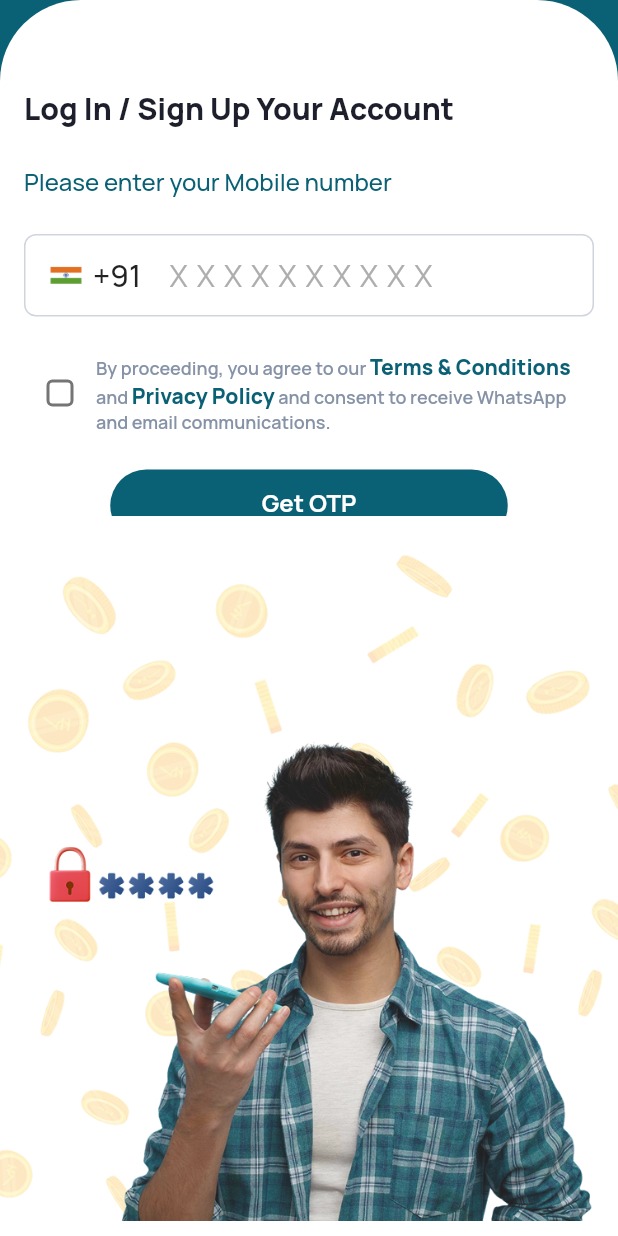
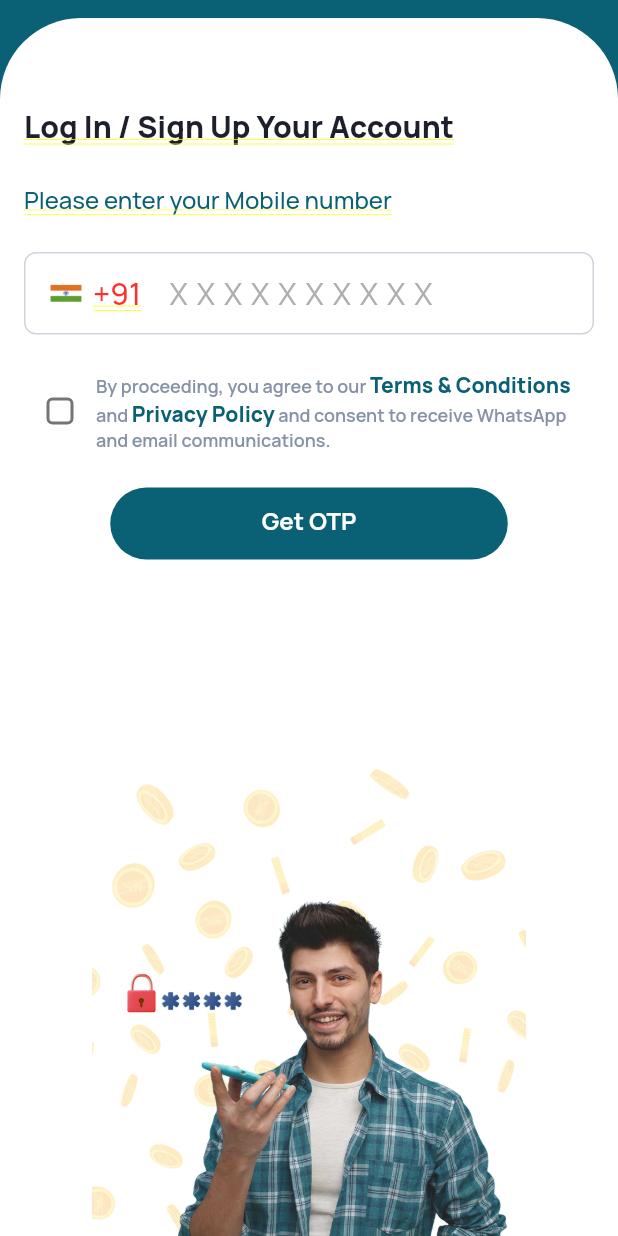
Before and after one commit to iambasant1003/flutterROT, a Flutter app: the LogInPage screen opened by its route, on a phone screen of 412 x 824 dp. Run offline on Flutter 3.47's test engine with Material 3 defaults, Android fonts, the phone set to English and light mode, and no system bars; our stand-ins replace camera, device_info_plus, dio, dropdown_button2, equatable, file_picker and 21 more; missing offline and left inert: appsflyer_sdk, clevertap_plugin, flutter_cashfree_pg_sdk, network_info_plus, razorpay_flutter, syncfusion_flutter_pdf and 1 more; accounts and stored records are empty; network calls fail.

Commit message:
19 sept second commit

```diff
--- a/lib/Screens/auth/login_page.dart
+++ b/lib/Screens/auth/login_page.dart
@@ -43,9 +43,7 @@ class _LogInPageState extends State<LogInPage> {
 
   @override
   Widget build(BuildContext context) {
-    return Loan112SystemUi(
-      child: Scaffold(
-          body: BlocListener<AuthCubit, AuthState>(
+    return BlocListener<AuthCubit, AuthState>(
       listenWhen: (prev,current){
         return prev != current;
       },
@@ -70,28 +68,19 @@ class _LogInPageState extends State<LogInPage> {
           openSnackBar(context, state.message);
         }
       },
-            child: Stack(
-              children: [
-                /// Background image
-                Positioned.fill(
       child: Container(
         color: ColorConstant.appThemeColor,
-                  )
-                ),
-
-                /// Form + Button
-                SafeArea(
+        padding: EdgeInsets.only(top: 12.0),
+        child: SafeArea(
           top: true,
           child: Container(
             decoration: BoxDecoration(
               color: ColorConstant.whiteColor,
-                      borderRadius: BorderRadius.only(
+              borderRadius: const BorderRadius.only(
                 topRight: Radius.circular(54.0),
-                        topLeft:  Radius.circular(54.0),
-                      )
+                topLeft: Radius.circular(54.0),
               ),
-                    child: Form(
-                      key: _formKey,
+            ),
             child: Column(
               children: [
                 /// Scrollable form content
@@ -113,9 +102,6 @@ class _LogInPageState extends State<LogInPage> {
                           ),
                         ),
                         SizedBox(height: 24),
-                                  Column(
-                                    crossAxisAlignment: CrossAxisAlignment.start,
-                                    children: [
                         Text(
                           "Please enter your Mobile number",
                           style: TextStyle(
@@ -126,43 +112,32 @@ class _LogInPageState extends State<LogInPage> {
                           ),
                         ),
                         SizedBox(height: 24.0),
+
+                        /// TextField
                         Row(
-                                        mainAxisSize: MainAxisSize.min,
                           children: [
                             Expanded(
                               child: CommonTextField(
+                                controller: mobileController,
+                                hintText: "XXXXXXXXXX",
+                                maxLength: 10,
                                 hintStyle: TextStyle(
                                   fontSize: FontConstants.f20,
                                   fontWeight: FontWeight.w200,
-                                                color: Color(0xffAEAEAE),
-                                                letterSpacing: 6
+                                  color: const Color(0xffAEAEAE),
+                                  letterSpacing: 6,
                                 ),
                                 textStyle: TextStyle(
                                   fontSize: FontConstants.f20,
                                   fontWeight: FontWeight.w200,
-                                                  letterSpacing: 2
+                                  letterSpacing: 2,
                                 ),
-                                              controller: mobileController,
-                                              hintText: "XXXXXXXXXX",
-                                              maxLength: 10,
-                                              //keyboardType: TextInputType.phone,
-                                              //textInputAction: TextInputAction.done,
                                 keyboardType: const TextInputType.numberWithOptions(decimal: false, signed: false),
                                 textInputAction: TextInputAction.done,
                                 inputFormatters: [
                                   FilteringTextInputFormatter.digitsOnly,
                                 ],
-                                              validator: (value) {
-                                                return validateMobileNumber(value);
-                                              },
-                                              onEditingComplete: () {
-                                                FocusScope.of(context).unfocus(); // hide keyboard
-                                                mobileNumberToPass = mobileController.text.trim();
-                                              },
-                                              onChanged: (val) {
-                                                print("Value is Changing");
-                                              },
-                                              leadingWidget: Row(
+                                leadingWidget:  Row(
                                   mainAxisSize: MainAxisSize.min,
                                   children: [
                                     Padding(
@@ -187,71 +162,43 @@ class _LogInPageState extends State<LogInPage> {
                                     ),
                                   ],
                                 ),
-                                                  /*
-                                              Padding(
-                                                padding: EdgeInsets.only(left: 20.0),
-                                                child: Row(
-                                                  children: [
-                                                    Image.asset(
-                                                      ImageConstants.rotIndianFlag,
-                                                      height: 30,
-                                                      width: 30,
-                                                    ),
-                                                    SizedBox(
-                                                      width: 10,
-                                                    ),
-                                                    Text(
-                                                      "+91-",
-                                                      style: TextStyle(
-                                                          fontSize: FontConstants.f20,
-                                                          fontWeight: FontConstants.w500,
-                                                          fontFamily: FontConstants.fontFamily,
-                                                          color: ColorConstant.blackTextColor
-                                                      ),
-                                                    )
-                                                  ],
-                                                ),
-                                              ),
-
-                                                   */
+                                validator: validateMobileNumber,
+                                onEditingComplete: () {
+                                  FocusScope.of(context).unfocus(); // hide keyboard
+                                  mobileNumberToPass = mobileController.text.trim();
+                                },
                               ),
                             ),
                           ],
                         ),
-                                      SizedBox(height: 24.0), // space before button
+
+                        SizedBox(height: 24.0),
                         consentBoxUI(context),
-                                      SizedBox(height: 24.0), // space before button
+                        SizedBox(height: 24.0),
+
                         BlocBuilder<AuthCubit, AuthState>(
-                                        builder: (context,state){
-
+                          builder: (context, state) {
                             final authCubit = context.read<AuthCubit>();
                             bool checked = authCubit.isPermissionGiven;
 
                             if (state is PermissionCheckboxState) {
                               checked = state.isChecked;
                             }
+
                             return Center(
                               child: SizedBox(
                                 width: 265,
                                 child: Loan112Button(
                                   onPressed: () {
-                                                  if(!checked){
-                                                    openSnackBar(context,
-                                                        "Please accept our Terms & Conditions and Privacy Policy.");
-                                                  }
-                                                  else if(_formKey.currentState!.validate()){
+                                    if (!checked) {
+                                      openSnackBar(context, "Please accept our Terms & Conditions and Privacy Policy.");
+                                    } else if (_formKey.currentState!.validate()) {
                                       mobileNumberToPass = mobileController.text.trim();
                                       final phone = mobileController.text.trim();
                                       if (phone.isNotEmpty) {
                                         DebugPrint.prt("LogIn Method Called $phone");
-                                                      CleverTapPlugin.onUserLogin({
-                                                        'Identity': phone,
-                                                      });
+                                        CleverTapPlugin.onUserLogin({'Identity': phone});
                                         context.read<AuthCubit>().sendBothOtp(phone);
-                                                    } else {
-                                                      ScaffoldMessenger.of(context).showSnackBar(
-                                                        const SnackBar(content: Text("Enter phone number")),
-                                                      );
                                       }
                                     }
                                   },
@@ -264,28 +211,22 @@ class _LogInPageState extends State<LogInPage> {
                             );
                           },
                         ),
-                                    ],
-                                  ),
+                        SizedBox(height: 40), // 👈 add some spacing at bottom of scrollable
                       ],
                     ),
                   ),
                 ),
 
-                          /// Button pinned at bottom
+                /// 👇 Image pinned at bottom
                 Image.asset(
-                              ImageConstants.rotLogInBoyImage
-                          )
-                        ],
-                      ),
-                    ),
-                  ),
+                  ImageConstants.rotLogInBoyImage,
+                  fit: BoxFit.contain,
+                  height: MediaQuery.of(context).size.height * 0.4,
+                  width: MediaQuery.of(context).size.width,
                 ),
               ],
             ),
           ),
-          bottomNavigationBar: Container(
-            height: 10,
-            color: ColorConstant.whiteColor,
         ),
       ),
     );
--- a/pubspec.yaml
+++ b/pubspec.yaml
@@ -72,8 +72,8 @@ dependencies:
   firebase_messaging:
   internet_connection_checker_plus: ^2.7.2
   appsflyer_sdk: ^6.16.21
-  clevertap_plugin: ^1.7.0
-  #clevertap_plugin: ^3.5.2
+  #clevertap_plugin: ^1.7.0
+  clevertap_plugin: ^3.5.2
 
 
 
```
Lines whose indentation alone changed are shown as unchanged.
